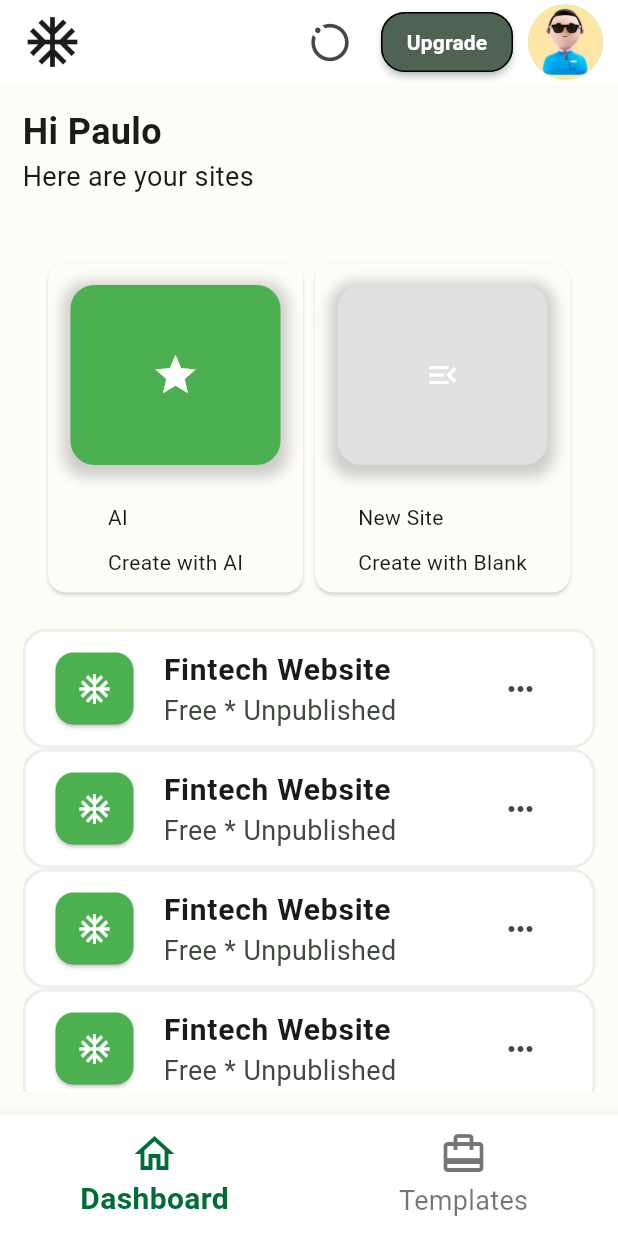
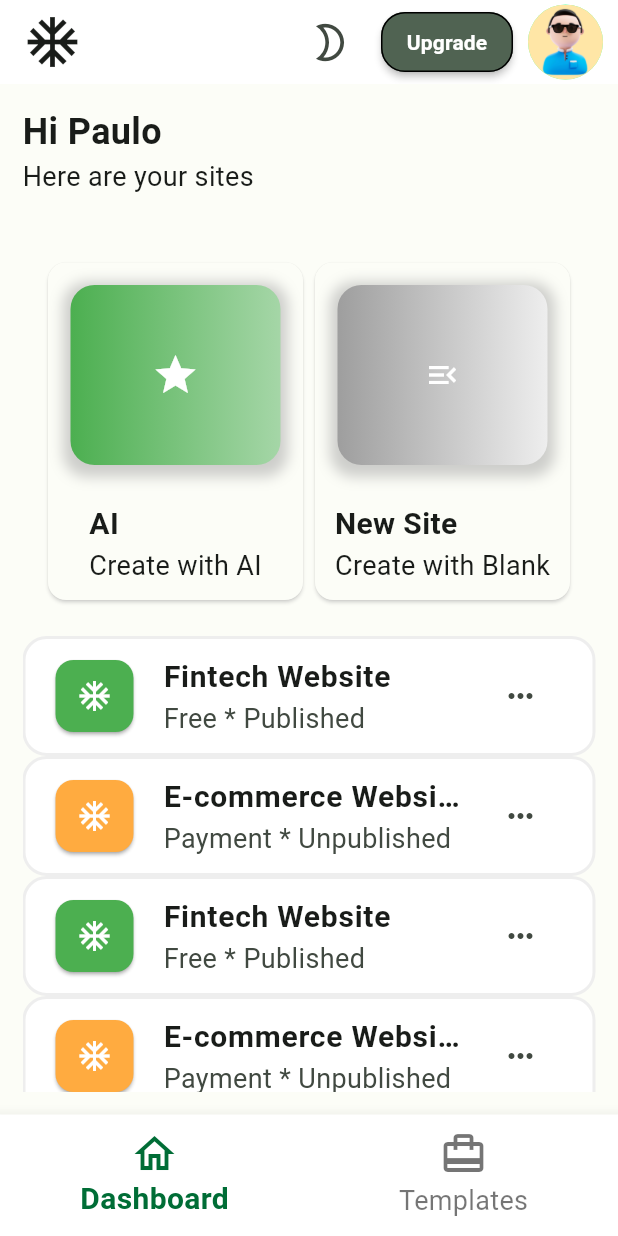
Before and after one commit to igregorioneto/FlutterProjects, a Flutter app: the screen it shows after launch, on a phone screen of 412 x 824 dp. Run offline on Flutter 3.47's test engine with Material 3 defaults, Android fonts, the phone set to English and light mode, and no system bars; our stand-ins replace animate_do, bloc, carousel_slider, fl_chart, flutter_bloc, flutter_slidable and 8 more; missing offline and left inert: dart:ffi; accounts and stored records are empty.

Commit message:
feat: Finally Dashboard

```diff
--- /dev/null
+++ b/builder_app_ui/lib/app/data/models/app_generate.dart
@@ -0,0 +1,22 @@
+class AppGenerate {
+  final String title;
+  final String typePayment;
+  final bool publishad;
+  final String typeApp;
+
+  AppGenerate({
+    required this.title,
+    required this.typePayment,
+    required this.publishad,
+    required this.typeApp,
+  });
+
+  factory AppGenerate.fromJsom(Map json) {
+    return AppGenerate(
+      title: json['title'],
+      typePayment: json['typePayment'],
+      publishad: json['publishad'],
+      typeApp: json['typeApp'],
+    );
+  }
+}
--- a/builder_app_ui/lib/app/pages/home_page.dart
+++ b/builder_app_ui/lib/app/pages/home_page.dart
@@ -1,5 +1,9 @@
+import 'package:builder_app_ui/app/app_store.dart';
+import 'package:builder_app_ui/app/data/models/app_generate.dart';
+import 'package:builder_app_ui/app/viewmodel/home_viewmodel.dart';
 import 'package:builder_app_ui/app/widgets/card_creating.dart';
 import 'package:flutter/material.dart';
+import 'package:provider/provider.dart';
 
 class HomePage extends StatefulWidget {
   const HomePage({super.key});
@@ -11,6 +15,22 @@ class HomePage extends StatefulWidget {
 class _HomePageState extends State<HomePage> {
   int _currentPageIndex = 0;
 
+  final _homeViewModel = HomeViewModel();
+  List<AppGenerate>? _appGeneratedValue;
+
+  @override
+  void initState() {
+    _fetchAppGeneratedValue();
+    super.initState();
+  }
+
+  void _fetchAppGeneratedValue() async {
+    final appGeneratedValue = await _homeViewModel.fetchAppGeneratedValues();
+    setState(() {
+      _appGeneratedValue = appGeneratedValue;
+    });
+  }
+
   void _onItemTap(int index) {
     setState(() {
       _currentPageIndex = index;
@@ -19,6 +39,8 @@ class _HomePageState extends State<HomePage> {
 
   @override
   Widget build(BuildContext context) {
+    final AppStore appStore = Provider.of<AppStore>(context);
+
     return Scaffold(
       bottomNavigationBar: BottomNavigationBar(
         backgroundColor: Theme.of(context).cardColor,
@@ -46,9 +68,19 @@ class _HomePageState extends State<HomePage> {
         ),
         actions: [
           IconButton(
-            onPressed: () {},
+            onPressed: () {
+              if (appStore.themeMode == ThemeMode.system ||
+                  appStore.themeMode == ThemeMode.light) {
+                appStore.switchTheme(ThemeMode.dark);
+              } else {
+                appStore.switchTheme(ThemeMode.light);
+              }
+            },
             icon: Icon(
-              Icons.motion_photos_on_outlined,
+              appStore.themeMode == ThemeMode.system ||
+                      appStore.themeMode == ThemeMode.light
+                  ? Icons.mode_night_outlined
+                  : Icons.wb_sunny_outlined,
               size: 30,
             ),
           ),
@@ -108,7 +140,8 @@ class _HomePageState extends State<HomePage> {
                   CardCreating(
                     height: 120,
                     width: 140,
-                    boxColor: Colors.green.shade500,
+                    boxColorPrimary: Colors.green.shade500,
+                    boxColorSecondary: Colors.green.shade200,
                     iconContainer: Icon(
                       Icons.star,
                       color: Colors.white,
@@ -120,7 +153,8 @@ class _HomePageState extends State<HomePage> {
                   CardCreating(
                     height: 120,
                     width: 140,
-                    boxColor: Colors.grey.shade300,
+                    boxColorPrimary: Colors.grey.shade500,
+                    boxColorSecondary: Colors.grey.shade200,
                     iconContainer: Icon(
                       Icons.menu_open,
                       color: Colors.white,
@@ -135,13 +169,16 @@ class _HomePageState extends State<HomePage> {
               // List cards created
               Expanded(
                 child: ListView.builder(
-                  itemCount: 5,
+                  itemCount: _appGeneratedValue?.length ?? 0,
                   itemBuilder: (context, index) {
+                    if (_appGeneratedValue != null) {
+                      final value = _appGeneratedValue![index];
+
                       return Container(
                         height: 80,
                         decoration: BoxDecoration(
                           borderRadius: BorderRadius.circular(16),
-                        color: Colors.white,
+                          color: Theme.of(context).cardColor,
                           border: Border.all(
                             width: 2,
                             color: Colors.grey.shade200,
@@ -155,12 +192,14 @@ class _HomePageState extends State<HomePage> {
                               width: 60,
                               child: Card(
                                 child: Icon(Icons.ac_unit, color: Colors.white),
-                              color: Colors.green,
-                              shadowColor: Colors.black,
+                                color: value.typeApp == 'APP'
+                                    ? Colors.green
+                                    : Colors.orangeAccent,
+                                shadowColor: Colors.grey,
                               ),
                             ),
                             title: Text(
-                            'Fintech Website',
+                              value.title,
                               style: TextStyle(
                                 fontWeight: FontWeight.bold,
                                 fontSize: 20,
@@ -168,7 +207,7 @@ class _HomePageState extends State<HomePage> {
                               overflow: TextOverflow.ellipsis,
                             ),
                             subtitle: Text(
-                            'Free * Unpublished',
+                              '${value.typePayment} * ${value.publishad ? 'Published' : 'Unpublished'}',
                               style: TextStyle(
                                 fontSize: 18,
                               ),
@@ -181,6 +220,9 @@ class _HomePageState extends State<HomePage> {
                           ),
                         ),
                       );
+                    }
+                    // Progress Indicator
+                    return Center(child: CircularProgressIndicator());
                   },
                 ),
               ),
--- /dev/null
+++ b/builder_app_ui/lib/app/viewmodel/home_viewmodel.dart
@@ -0,0 +1,10 @@
+import 'package:builder_app_ui/app/data/models/app_generate.dart';
+import 'package:builder_app_ui/app/data/services/app_generated_service.dart';
+
+class HomeViewModel {
+  final _appGeneratedService = AppGeneratedService();
+
+  Future<List<AppGenerate>> fetchAppGeneratedValues() async {
+    return await _appGeneratedService.getAppGeneratedValues();
+  }
+}
--- a/builder_app_ui/lib/app/widgets/card_creating.dart
+++ b/builder_app_ui/lib/app/widgets/card_creating.dart
@@ -3,7 +3,8 @@ import 'package:flutter/material.dart';
 class CardCreating extends StatelessWidget {
   final double height;
   final double width;
-  final Color boxColor;
+  final Color boxColorPrimary;
+  final Color boxColorSecondary;
   final Icon iconContainer;
   final String textTitle;
   final String textDescription;
@@ -12,7 +13,8 @@ class CardCreating extends StatelessWidget {
     super.key,
     required this.height,
     required this.width,
-    required this.boxColor,
+    required this.boxColorPrimary,
+    required this.boxColorSecondary,
     required this.iconContainer,
     required this.textTitle,
     required this.textDescription,
@@ -30,7 +32,6 @@ class CardCreating extends StatelessWidget {
             width: width,
             margin: EdgeInsets.all(15),
             decoration: BoxDecoration(
-              color: boxColor,
                 borderRadius: BorderRadius.circular(16),
                 boxShadow: [
                   BoxShadow(
@@ -40,15 +41,29 @@ class CardCreating extends StatelessWidget {
                     offset: Offset(0, 3),
                   ),
                 ],
-            ),
+                gradient: LinearGradient(
+                  colors: [boxColorPrimary, boxColorSecondary],
+                  begin: Alignment.topLeft,
+                  end: Alignment.topRight,
+                )),
           ),
           Column(
             crossAxisAlignment: CrossAxisAlignment.start,
             children: [
               SizedBox(height: 10),
-              Text(textTitle),
-              SizedBox(height: 10),
-              Text(textDescription),
+              Text(
+                textTitle,
+                style: TextStyle(
+                  fontSize: 20,
+                  fontWeight: FontWeight.bold,
+                ),
+              ),
+              Text(
+                textDescription,
+                style: TextStyle(
+                  fontSize: 18,
+                ),
+              ),
               SizedBox(height: 10),
             ],
           )
```
Also changed, not shown: builder_app_ui/lib/app/data/services/app_generated_service.dart (added, +24 -0 lines). Lines whose indentation alone changed are shown as unchanged.
